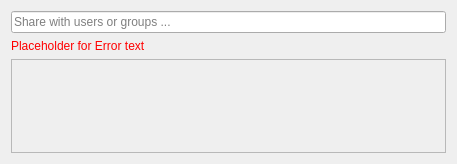
Above: src/gui/shareusergroupwidget.ui from GrossLukas/client before the change. Below: the same form after it.
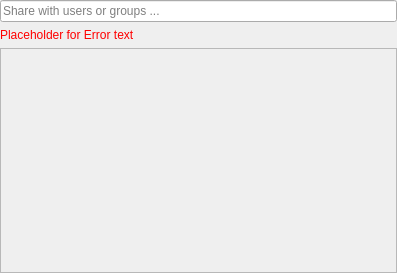
That is the form after the change.

Commit message: ShareDialog: Margin and spacing refinements #5627

Diff of the .ui file:
```diff
--- a/src/gui/shareusergroupwidget.ui
+++ b/src/gui/shareusergroupwidget.ui
@@ -6,14 +6,26 @@
    <rect>
     <x>0</x>
     <y>0</y>
-    <width>457</width>
-    <height>164</height>
+    <width>397</width>
+    <height>273</height>
    </rect>
   </property>
   <property name="windowTitle">
    <string>Share NewDocument.odt</string>
   </property>
   <layout class="QVBoxLayout" name="verticalLayout">
+   <property name="leftMargin">
+    <number>0</number>
+   </property>
+   <property name="topMargin">
+    <number>0</number>
+   </property>
+   <property name="rightMargin">
+    <number>0</number>
+   </property>
+   <property name="bottomMargin">
+    <number>0</number>
+   </property>
    <item>
     <layout class="QHBoxLayout" name="shareeHorizontalLayout">
      <item>
@@ -94,8 +106,8 @@
        <rect>
         <x>0</x>
         <y>0</y>
-        <width>437</width>
-        <height>94</height>
+        <width>395</width>
+        <height>221</height>
        </rect>
       </property>
       <layout class="QVBoxLayout" name="verticalLayout_3"/>
```
The commit also changes 2 other files.
